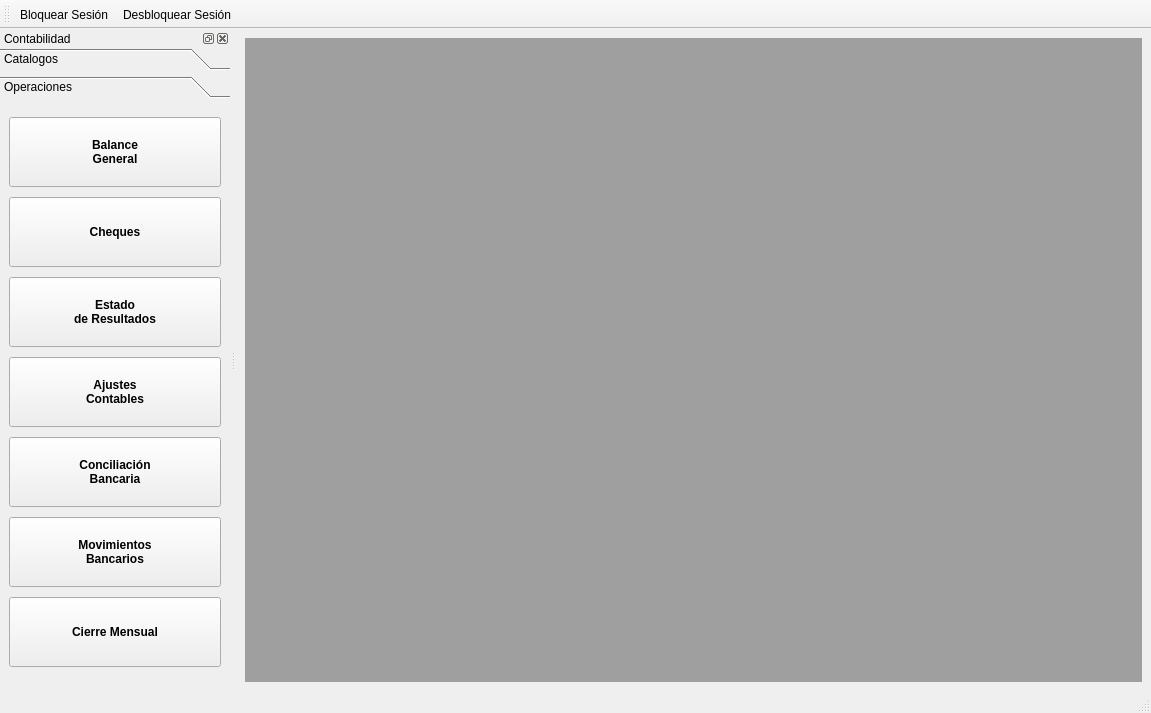
Before: the Qt Designer form src/ui/mainwindowcontabilidad.ui in armonge/EsquipulasPy, drawn with Qt 5.
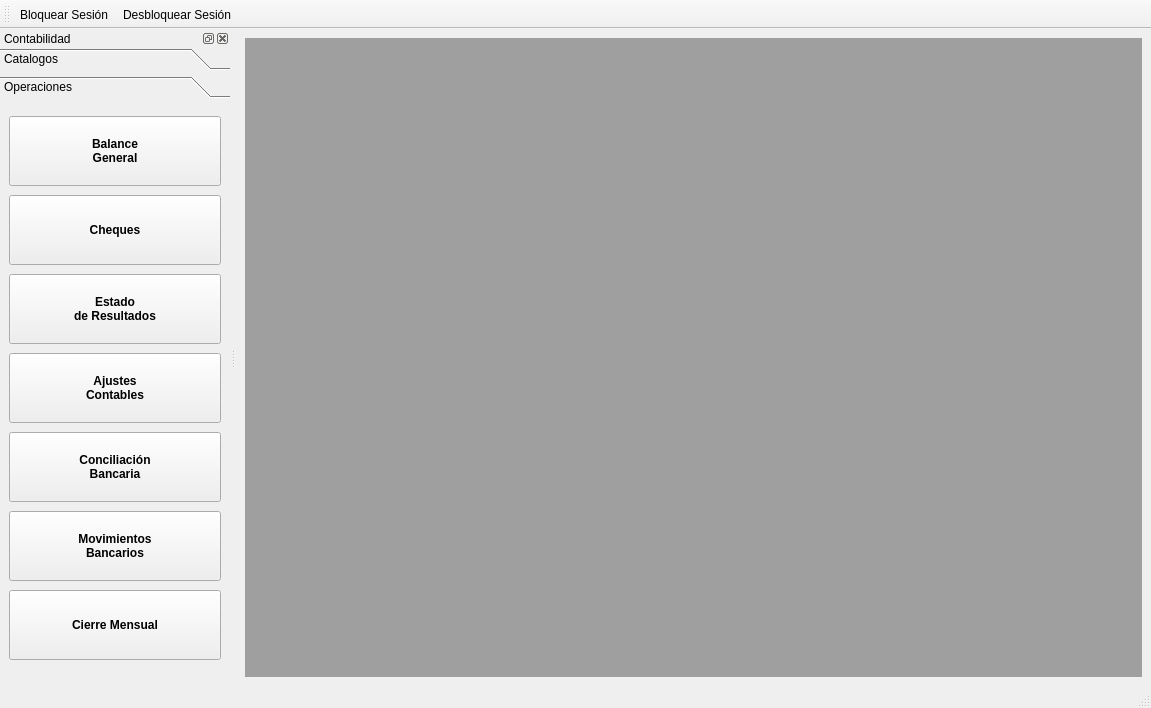
After: the same form once the commit is applied. Icons and pictures are not drawn.

Patch:
```diff
--- a/src/ui/mainwindowcontabilidad.ui
+++ b/src/ui/mainwindowcontabilidad.ui
@@ -10,7 +10,7 @@
     <x>0</x>
     <y>0</y>
     <width>1151</width>
-    <height>713</height>
+    <height>708</height>
    </rect>
   </property>
   <property name="windowTitle">
@@ -48,7 +48,7 @@
    <property name="minimumSize">
     <size>
      <width>230</width>
-     <height>156</height>
+     <height>158</height>
     </size>
    </property>
    <property name="features">
```
Left out of the diff: 2 changed lines with no effect on the pictures.
